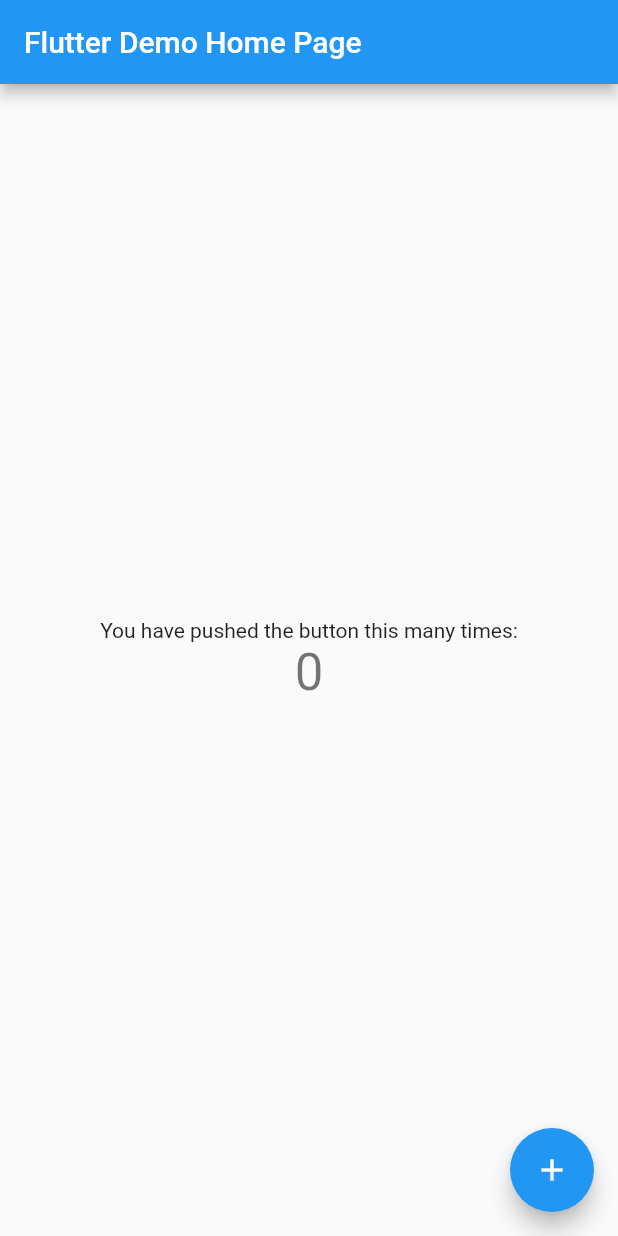
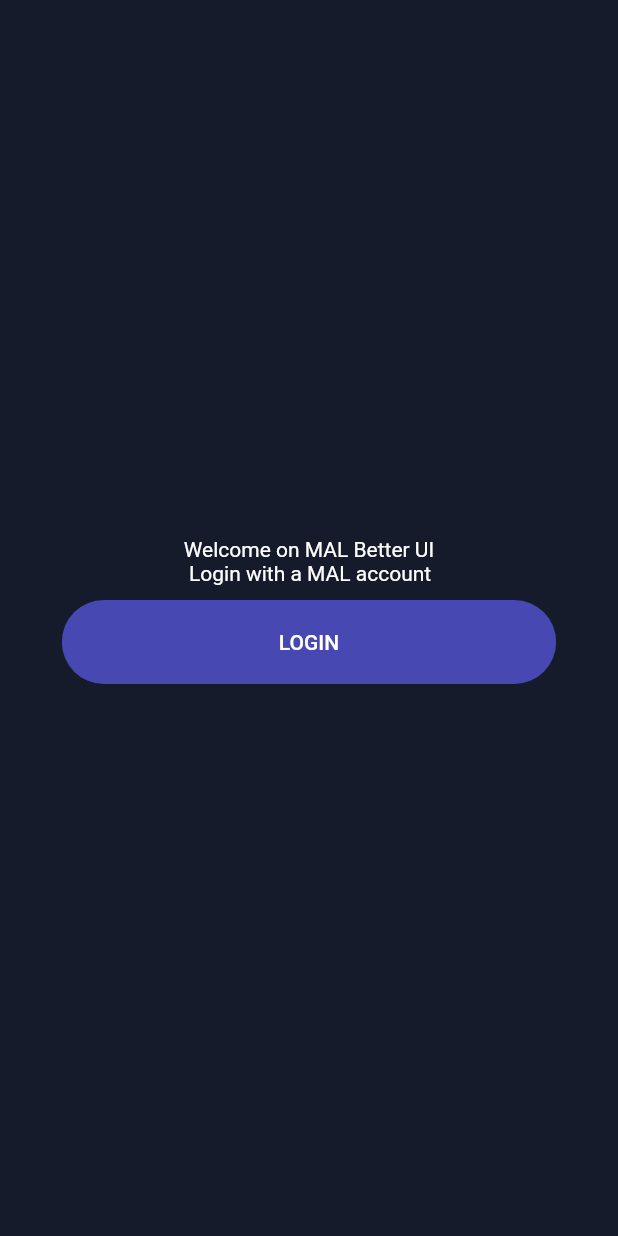
Before and after one commit to Nirsu/MAL_Better_UI, a Flutter app: the screen it shows after launch, on a phone screen of 412 x 824 dp. Run offline on Flutter 3.47's test engine with Material 2 defaults, Android fonts, the phone set to English and light mode, and no system bars; our stand-ins replace webview_flutter.

Commit message:
[ADD] login button open URL

```diff
--- /dev/null
+++ b/lib/Components/rounded_button.dart
@@ -0,0 +1,36 @@
+import 'package:flutter/material.dart';
+import '../constants.dart';
+
+class RoundedButton extends StatelessWidget {
+  final String text;
+  final Function press;
+  final Color color, textColor;
+  const RoundedButton({
+    Key key,
+    this.text,
+    this.press,
+    this.color = kButtonColor,
+    this.textColor = Colors.white,
+  }) : super(key: key);
+
+  @override
+  Widget build(BuildContext context) {
+    Size size = MediaQuery.of(context).size;
+    return Container(
+      margin: EdgeInsets.symmetric(vertical: 10),
+      width: size.width * 0.8,
+      child: ClipRRect(
+        borderRadius: BorderRadius.circular(29),
+        child: FlatButton(
+          padding: EdgeInsets.symmetric(vertical: 20, horizontal: 40),
+          color: color,
+          onPressed: press,
+          child: Text(
+            text,
+            style: TextStyle(color: textColor),
+          ),
+        ),
+      ),
+    );
+  }
+}
--- /dev/null
+++ b/lib/Screens/Login/LoginPage.dart
@@ -0,0 +1,56 @@
+import 'package:flutter/material.dart';
+import 'package:myapp/constants.dart';
+import '../../Components/rounded_button.dart';
+import './WebWiew.dart';
+
+class LoginPage extends StatefulWidget {
+  _LoginPageState createState() => _LoginPageState();
+}
+
+class _LoginPageState extends State<LoginPage> {
+
+  openMALAuth() {
+    Navigator.push(
+      context,
+      MaterialPageRoute(
+        builder: (context) => MyWebWiew('https://flutter.dev')
+      )
+    );
+  }
+
+  @override
+  Widget build(BuildContext context) {
+    Size size = MediaQuery.of(context).size;
+
+    return Scaffold(
+      appBar: PreferredSize(
+        preferredSize: Size.fromHeight(0),
+        child: AppBar(backgroundColor: kPrimaryColor,),
+      ),
+      body: Container(
+        width: double.infinity,
+        height: size.height,
+        child: Stack(
+          fit: StackFit.expand,
+          children: [
+            Column(
+              mainAxisAlignment: MainAxisAlignment.center,
+              children: <Widget>[
+                Text(
+                  'Welcome on MAL Better UI\n Login with a MAL account',
+                  style: TextStyle(color: Colors.white),
+                ),
+                RoundedButton(
+                  text: 'LOGIN',
+                  press: () {
+                    openMALAuth();
+                  },
+                )
+              ],
+            )
+          ]
+        ),
+      ),
+    );
+  }
+}
--- /dev/null
+++ b/lib/constants.dart
@@ -0,0 +1,4 @@
+import 'package:flutter/material.dart';
+
+const kPrimaryColor = Color.fromRGBO(21, 27, 43, 1);
+const kButtonColor = Color.fromRGBO(71, 72, 178, 1);
--- a/lib/main.dart
+++ b/lib/main.dart
@@ -1,117 +1,21 @@
 import 'package:flutter/material.dart';
+import 'Screens/Login/LoginPage.dart';
+import 'package:myapp/constants.dart';
 
-void main() {
-  runApp(MyApp());
-}
-
+void main() => runApp(MyApp());
 class MyApp extends StatelessWidget {
-  // This widget is the root of your application.
   @override
   Widget build(BuildContext context) {
     return MaterialApp(
-      title: 'Flutter Demo',
+      debugShowCheckedModeBanner: false,
+      title: 'MALBetterUI authPage',
       theme: ThemeData(
-        // This is the theme of your application.
-        //
-        // Try running your application with "flutter run". You'll see the
-        // application has a blue toolbar. Then, without quitting the app, try
-        // changing the primarySwatch below to Colors.green and then invoke
-        // "hot reload" (press "r" in the console where you ran "flutter run",
-        // or simply save your changes to "hot reload" in a Flutter IDE).
-        // Notice that the counter didn't reset back to zero; the application
-        // is not restarted.
-        primarySwatch: Colors.blue,
-        // This makes the visual density adapt to the platform that you run
-        // the app on. For desktop platforms, the controls will be smaller and
-        // closer together (more dense) than on mobile platforms.
-        visualDensity: VisualDensity.adaptivePlatformDensity,
+        primaryColor: Colors.white,
+        scaffoldBackgroundColor: kPrimaryColor,
       ),
-      home: MyHomePage(title: 'Flutter Demo Home Page'),
+      home: Scaffold(
+        body: LoginPage(),
+      ),
     );
   }
 }
-
-class MyHomePage extends StatefulWidget {
-  MyHomePage({Key key, this.title}) : super(key: key);
-
-  // This widget is the home page of your application. It is stateful, meaning
-  // that it has a State object (defined below) that contains fields that affect
-  // how it looks.
-
-  // This class is the configuration for the state. It holds the values (in this
-  // case the title) provided by the parent (in this case the App widget) and
-  // used by the build method of the State. Fields in a Widget subclass are
-  // always marked "final".
-
-  final String title;
-
-  @override
-  _MyHomePageState createState() => _MyHomePageState();
-}
-
-class _MyHomePageState extends State<MyHomePage> {
-  int _counter = 0;
-
-  void _incrementCounter() {
-    setState(() {
-      // This call to setState tells the Flutter framework that something has
-      // changed in this State, which causes it to rerun the build method below
-      // so that the display can reflect the updated values. If we changed
-      // _counter without calling setState(), then the build method would not be
-      // called again, and so nothing would appear to happen.
-      _counter++;
-    });
-  }
-
-  @override
-  Widget build(BuildContext context) {
-    // This method is rerun every time setState is called, for instance as done
-    // by the _incrementCounter method above.
-    //
-    // The Flutter framework has been optimized to make rerunning build methods
-    // fast, so that you can just rebuild anything that needs updating rather
-    // than having to individually change instances of widgets.
-    return Scaffold(
-      appBar: AppBar(
-        // Here we take the value from the MyHomePage object that was created by
-        // the App.build method, and use it to set our appbar title.
-        title: Text(widget.title),
-      ),
-      body: Center(
-        // Center is a layout widget. It takes a single child and positions it
-        // in the middle of the parent.
-        child: Column(
-          // Column is also a layout widget. It takes a list of children and
-          // arranges them vertically. By default, it sizes itself to fit its
-          // children horizontally, and tries to be as tall as its parent.
-          //
-          // Invoke "debug painting" (press "p" in the console, choose the
-          // "Toggle Debug Paint" action from the Flutter Inspector in Android
-          // Studio, or the "Toggle Debug Paint" command in Visual Studio Code)
-          // to see the wireframe for each widget.
-          //
-          // Column has various properties to control how it sizes itself and
-          // how it positions its children. Here we use mainAxisAlignment to
-          // center the children vertically; the main axis here is the vertical
-          // axis because Columns are vertical (the cross axis would be
-          // horizontal).
-          mainAxisAlignment: MainAxisAlignment.center,
-          children: <Widget>[
-            Text(
-              'You have pushed the button this many times:',
-            ),
-            Text(
-              '$_counter',
-              style: Theme.of(context).textTheme.headline4,
-            ),
-          ],
-        ),
-      ),
-      floatingActionButton: FloatingActionButton(
-        onPressed: _incrementCounter,
-        tooltip: 'Increment',
-        child: Icon(Icons.add),
-      ), // This trailing comma makes auto-formatting nicer for build methods.
-    );
-  }
-}
```
Also changed, not shown: lib/Components/rounded_input_field.dart (added, +33 -0 lines), lib/Components/rounded_password_field.dart (added, +34 -0 lines), lib/Components/text_field_container.dart (added, +24 -0 lines), lib/Screens/Login/WebWiew.dart (added, +39 -0 lines), pubspec.yaml (+5 -3 lines), pubspec.lock, 1 other file.
